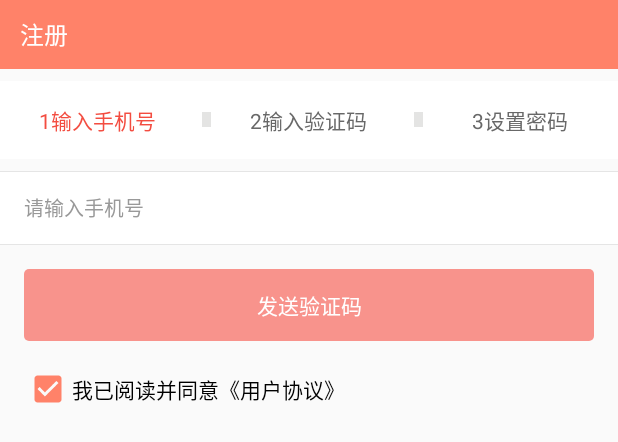
After one commit to Rogrand-Dev/Atom_Android, an Android app: the layout activity_register.xml on its own in the app's theme, with its tools: preview values and no code run, on a phone screen of 412 x 824 dp. The commit adds this screen. Shown: the top 442 px of the screen. Run offline under Robolectric (Android 15) with nearby library versions, the phone set to English and light mode, and no system bars.

Commit message:
添加注册界面

```diff
--- a/app/src/main/AndroidManifest.xml
+++ b/app/src/main/AndroidManifest.xml
@@ -20,6 +20,8 @@
         </activity>
         <!-- 登录 -->
         <activity android:name=".ui.home.login.LoginActivity" />
+        <!--注册-->
+        <activity android:name=".ui.home.register.RegisterActivity" />
     </application>
 
 </manifest>
--- a/app/src/main/java/com/rogrand/demo/base/BaseView.java
+++ b/app/src/main/java/com/rogrand/demo/base/BaseView.java
@@ -1,7 +1,10 @@
 package com.rogrand.demo.base;
+
+import android.content.Context;
 
 public interface BaseView {
 
     void showError(String msg);
 
+    Context getContext();
 }
--- a/app/src/main/java/com/rogrand/demo/ui/MainActivity.java
+++ b/app/src/main/java/com/rogrand/demo/ui/MainActivity.java
@@ -1,5 +1,6 @@
 package com.rogrand.demo.ui;
 
+import android.content.Context;
 import android.os.Bundle;
 import android.support.annotation.Nullable;
 
@@ -59,6 +60,11 @@ public class MainActivity extends BaseActivity<MainPresenter> implements MainCon
     public void showError(String msg) {
     }
 
+    @Override
+    public Context getContext() {
+        return this;
+    }
+
 
     @Override
     public void onBackPressedSupport() {
--- a/app/src/main/java/com/rogrand/demo/ui/home/login/LoginContract.java
+++ b/app/src/main/java/com/rogrand/demo/ui/home/login/LoginContract.java
@@ -18,8 +18,6 @@ interface LoginContract {
         void openOtherLoginsDrawer();
 
         void closeOtherLoginsDrawer();
-
-        Context getContext();
     }
 
     interface Presenter extends BasePresenter<View> {
--- a/app/src/main/java/com/rogrand/demo/ui/home/login/LoginPresenter.java
+++ b/app/src/main/java/com/rogrand/demo/ui/home/login/LoginPresenter.java
@@ -7,6 +7,7 @@ import android.net.Uri;
 import android.widget.Toast;
 
 import com.rogrand.demo.base.RxPresenter;
+import com.rogrand.demo.ui.home.register.RegisterActivity;
 
 import javax.inject.Inject;
 
@@ -19,7 +20,8 @@ class LoginPresenter extends RxPresenter<LoginContract.View> implements LoginCon
 
     @Override
     public void onRegisterClick() {
-        Toast.makeText(mView.getContext(), "小伙,注册一发", Toast.LENGTH_SHORT).show();
+        Intent intent = new Intent(mView.getContext(), RegisterActivity.class);
+        mView.getContext().startActivity(intent);
     }
 
     @Override
--- /dev/null
+++ b/app/src/main/res/layout/activity_register.xml
@@ -0,0 +1,91 @@
+<?xml version="1.0" encoding="utf-8"?>
+<LinearLayout xmlns:android="http://schemas.android.com/apk/res/android"
+    android:layout_width="match_parent"
+    android:layout_height="match_parent"
+    android:background="#fafafa"
+    android:orientation="vertical">
+
+    <RelativeLayout
+        android:layout_width="match_parent"
+        android:layout_height="46dp"
+        android:background="@color/colorAccent">
+
+        <TextView
+            android:layout_width="wrap_content"
+            android:layout_height="wrap_content"
+            android:layout_centerVertical="true"
+            android:layout_marginLeft="13dp"
+            android:layout_marginRight="13dp"
+            android:text="注册"
+            android:textColor="@android:color/white"
+            android:textSize="16sp" />
+
+    </RelativeLayout>
+
+    <LinearLayout
+        android:layout_width="match_parent"
+        android:layout_height="wrap_content"
+        android:layout_marginBottom="8dp"
+        android:layout_marginTop="8dp"
+        android:background="@android:color/white"
+        android:orientation="horizontal"
+        android:paddingBottom="15dp"
+        android:paddingTop="15dp">
+
+        <TextView
+            android:id="@+id/tv_register_input_phone_number"
+            android:layout_width="0dp"
+            android:layout_height="wrap_content"
+            android:layout_weight="1"
+            android:gravity="center"
+            android:text="1输入手机号"
+            android:textColor="#f34d41" />
+
+        <View
+            android:layout_width="6dp"
+            android:layout_height="10dp"
+            android:layout_gravity="center_vertical"
+            android:layout_marginLeft="5dp"
+            android:background="#e4e4e3" />
+
+        <TextView
+            android:id="@+id/tv_register_input_verify_code"
+            android:layout_width="0dp"
+            android:layout_height="wrap_content"
+            android:layout_weight="1"
+            android:gravity="center"
+            android:text="2输入验证码"
+            android:textColor="#686868" />
+
+        <View
+            android:layout_width="6dp"
+            android:layout_height="10dp"
+            android:layout_gravity="center_vertical"
+            android:layout_marginLeft="5dp"
+            android:background="#e4e4e3" />
+
+        <TextView
+            android:id="@+id/tv_register_input_password"
+            android:layout_width="0dp"
+            android:layout_height="wrap_content"
+            android:layout_weight="1"
+            android:gravity="center"
+            android:text="3设置密码"
+            android:textColor="#686868" />
+
+    </LinearLayout>
+
+    <include
+        android:id="@+id/vg_register_input_phone_number"
+        layout="@layout/include_register_input_phone_number" />
+
+    <include
+        android:id="@+id/vg_register_input_verify_code"
+        layout="@layout/include_register_input_verify_code"
+        android:visibility="gone" />
+
+    <include
+        android:id="@+id/vg_register_input_password"
+        layout="@layout/include_register_input_password"
+        android:visibility="gone" />
+</LinearLayout>
--- a/app/src/main/res/layout/fragment_cat_eye_mobile_login.xml
+++ b/app/src/main/res/layout/fragment_cat_eye_mobile_login.xml
@@ -128,6 +128,7 @@
         android:layout_marginRight="13dp">
 
         <TextView
+            android:id="@+id/tv_cat_eye_mobile_login_user_agreement"
             android:layout_width="wrap_content"
             android:layout_height="wrap_content"
             android:text="登录即视为同意《用户协议》"
--- /dev/null
+++ b/app/src/main/res/layout/include_register_input_phone_number.xml
@@ -0,0 +1,56 @@
+<?xml version="1.0" encoding="utf-8"?>
+<LinearLayout xmlns:android="http://schemas.android.com/apk/res/android"
+    android:layout_width="match_parent"
+    android:layout_height="wrap_content"
+    android:orientation="vertical">
+
+    <LinearLayout
+        android:layout_width="match_parent"
+        android:layout_height="wrap_content"
+        android:background="@android:color/white"
+        android:orientation="vertical">
+
+        <View
+            android:layout_width="match_parent"
+            android:layout_height="1px"
+            android:background="#e5e5e5" />
+
+        <EditText
+            android:id="@+id/et_register_phone_number"
+            android:layout_width="match_parent"
+            android:layout_height="48dp"
+            android:layout_marginLeft="16dp"
+            android:layout_marginRight="16dp"
+            android:background="@null"
+            android:hint="请输入手机号"
+            android:inputType="phone"
+            android:maxLength="14"
+            android:textColorHint="#999999"
+            android:textSize="13sp" />
+
+        <View
+            android:layout_width="match_parent"
+            android:layout_height="1px"
+            android:background="#e5e5e5" />
+
+    </LinearLayout>
+
+    <Button
+        android:id="@+id/btn_register_send_verify_code"
+        android:layout_width="match_parent"
+        android:layout_height="wrap_content"
+        android:layout_margin="16dp"
+        android:background="@drawable/sl_cat_eye_login_submit"
+        android:enabled="false"
+        android:text="发送验证码"
+        android:textColor="@android:color/white" />
+
+    <android.support.v7.widget.AppCompatCheckBox
+        android:id="@+id/accb_register_user_agreement"
+        android:layout_width="wrap_content"
+        android:layout_height="wrap_content"
+        android:layout_marginLeft="16dp"
+        android:layout_marginRight="16dp"
+        android:checked="true"
+        android:text="我已阅读并同意《用户协议》" />
+</LinearLayout>
```
Also changed, not shown: Atom-Android/src/main/java/com/rogrand/atom/utils/CommonUtils.java (added, +37 -0 lines), app/src/main/java/com/rogrand/demo/ui/home/login/CatEyeMobileLoginFragment.java (+15 -0 lines), app/src/main/java/com/rogrand/demo/ui/home/register/RegisterActivity.java (added, +225 -0 lines), app/src/main/java/com/rogrand/demo/ui/home/register/RegisterContract.java (added, +28 -0 lines), app/src/main/java/com/rogrand/demo/ui/home/register/RegisterPresenter.java (added, +26 -0 lines), app/src/main/res/layout/include_register_input_password.xml (added, +47 -0 lines), app/src/main/res/layout/include_register_input_verify_code.xml (added, +48 -0 lines).
